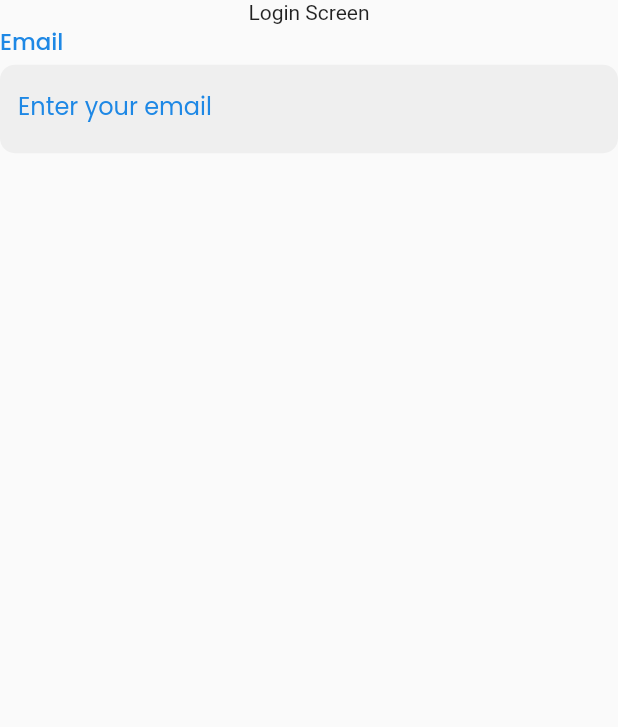
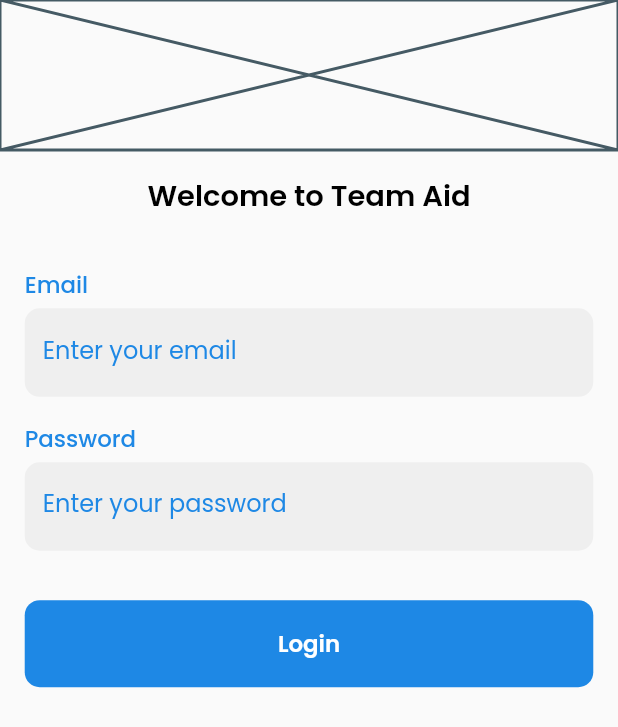
Before and after one commit to teamaidapp/aid_app, a Flutter app: the screen it shows after launch, on a phone screen of 412 x 824 dp. Shown: the top 727 px of the screen. Run offline on Flutter 3.47's test engine with Material 2 defaults, Android fonts, the phone set to English and light mode, and no system bars; our stand-ins replace go_router, google_fonts, hooks_riverpod, responsive_sizer.

Commit message:
Mock login

```diff
--- /dev/null
+++ b/lib/design_system/components/buttons/primary_button.dart
@@ -0,0 +1,50 @@
+import 'package:flutter/material.dart';
+import 'package:team_aid/design_system/design_system.dart';
+import 'package:team_aid/design_system/utils/colors.dart';
+
+class TAPrimaryButton extends StatelessWidget {
+  const TAPrimaryButton({
+    super.key,
+    required this.text,
+    required this.onTap,
+    this.isLoading = false,
+    this.color = TAColors.primary,
+  });
+
+  final String text;
+
+  final Color color;
+
+  final VoidCallback onTap;
+
+  /// A boolean that is used to show a loading indicator when the button is tapped.
+  final bool isLoading;
+  @override
+  Widget build(BuildContext context) {
+    return GestureDetector(
+      onTap: onTap,
+      behavior: HitTestBehavior.translucent,
+      child: Container(
+        height: 58,
+        width: double.infinity,
+        alignment: Alignment.center,
+        decoration: BoxDecoration(
+          color: isLoading ? color.withOpacity(0.3) : color,
+          borderRadius: BorderRadius.circular(10),
+        ),
+        child: isLoading
+            ? const SizedBox(
+                child: CircularProgressIndicator(
+                  strokeWidth: 2.0,
+                  color: Colors.white,
+                ),
+              )
+            : TATypography.paragraph(
+                text: text,
+                color: Colors.white,
+                fontWeight: FontWeight.w600,
+              ),
+      ),
+    );
+  }
+}
--- a/lib/features/login/login.screen.dart
+++ b/lib/features/login/login.screen.dart
@@ -1,4 +1,6 @@
 import 'package:flutter/material.dart';
+import 'package:responsive_sizer/responsive_sizer.dart';
+import 'package:team_aid/design_system/components/buttons/primary_button.dart';
 import 'package:team_aid/design_system/design_system.dart';
 
 class LoginScreen extends StatelessWidget {
@@ -8,14 +10,36 @@ class LoginScreen extends StatelessWidget {
   Widget build(BuildContext context) {
     return Scaffold(
       body: SafeArea(
+        child: SingleChildScrollView(
           child: Column(
             children: [
-            const Text('Login Screen'),
-            TAPrimaryInput(
+              const Placeholder(fallbackHeight: 100),
+              SizedBox(height: 2.h),
+              Padding(
+                padding: EdgeInsets.symmetric(horizontal: 4.w),
+                child: Column(
+                  children: [
+                    TATypography.h3(text: 'Welcome to Team Aid'),
+                    SizedBox(height: 4.h),
+                    const TAPrimaryInput(
                       label: 'Email',
                       placeholder: 'Enter your email',
                     ),
+                    SizedBox(height: 2.h),
+                    const TAPrimaryInput(
+                      label: 'Password',
+                      placeholder: 'Enter your password',
+                    ),
+                    SizedBox(height: 4.h),
+                    TAPrimaryButton(
+                      text: 'Login',
+                      onTap: () {},
+                    ),
                   ],
+                ),
+              ),
+            ],
+          ),
         ),
       ),
     );
```
Also changed, not shown: pubspec.yaml (line endings or trailing spaces), 3 other files. Lines whose indentation alone changed are shown as unchanged.
